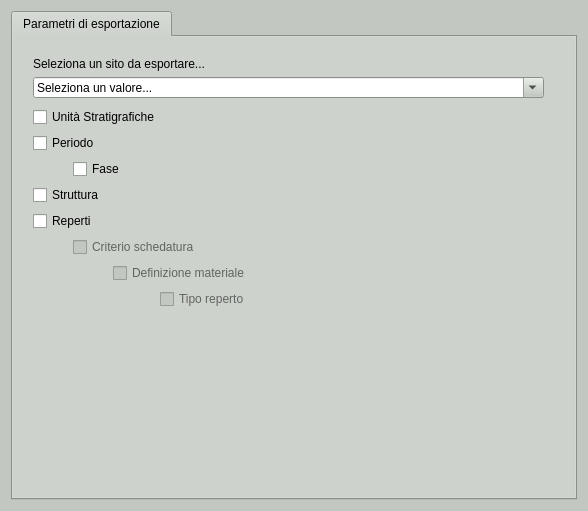
The window that gui/ui/pyarchinit_directory_creator_ui.ui (pyarchinit/pyarchinit) describes before a commit, drawn with Qt 5.
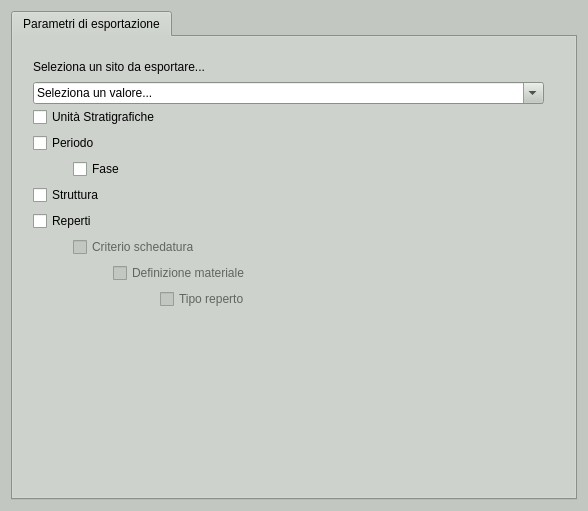
The same window after the commit. Icons and pictures are not drawn.

Commit message: QPalette not has attribute Placeholder Text

Diff of the .ui file:
```diff
--- a/gui/ui/pyarchinit_directory_creator_ui.ui
+++ b/gui/ui/pyarchinit_directory_creator_ui.ui
@@ -166,15 +166,6 @@
        </color>
       </brush>
      </colorrole>
-     <colorrole role="PlaceholderText">
-      <brush brushstyle="SolidPattern">
-       <color alpha="128">
-        <red>0</red>
-        <green>0</green>
-        <blue>0</blue>
-       </color>
-      </brush>
-     </colorrole>
     </active>
     <inactive>
      <colorrole role="WindowText">
@@ -312,15 +303,6 @@
        </color>
       </brush>
      </colorrole>
-     <colorrole role="PlaceholderText">
-      <brush brushstyle="SolidPattern">
-       <color alpha="128">
-        <red>0</red>
-        <green>0</green>
-        <blue>0</blue>
-       </color>
-      </brush>
-     </colorrole>
     </inactive>
     <disabled>
      <colorrole role="WindowText">
@@ -458,15 +440,6 @@
        </color>
       </brush>
      </colorrole>
-     <colorrole role="PlaceholderText">
-      <brush brushstyle="SolidPattern">
-       <color alpha="128">
-        <red>0</red>
-        <green>0</green>
-        <blue>0</blue>
-       </color>
-      </brush>
-     </colorrole>
     </disabled>
    </palette>
   </property>
@@ -502,7 +475,7 @@
          <x>20</x>
          <y>20</y>
          <width>511</width>
-         <height>41</height>
+         <height>47</height>
         </rect>
        </property>
        <layout class="QVBoxLayout" name="verticalLayout">
```
The commit also changes 35 other files.
